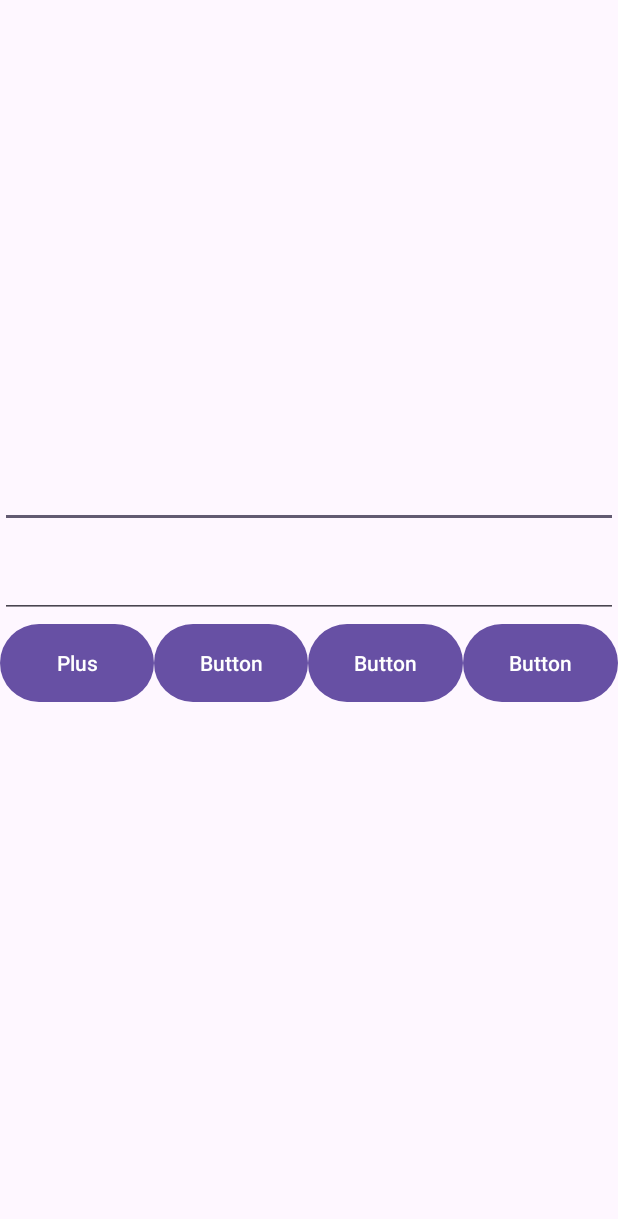
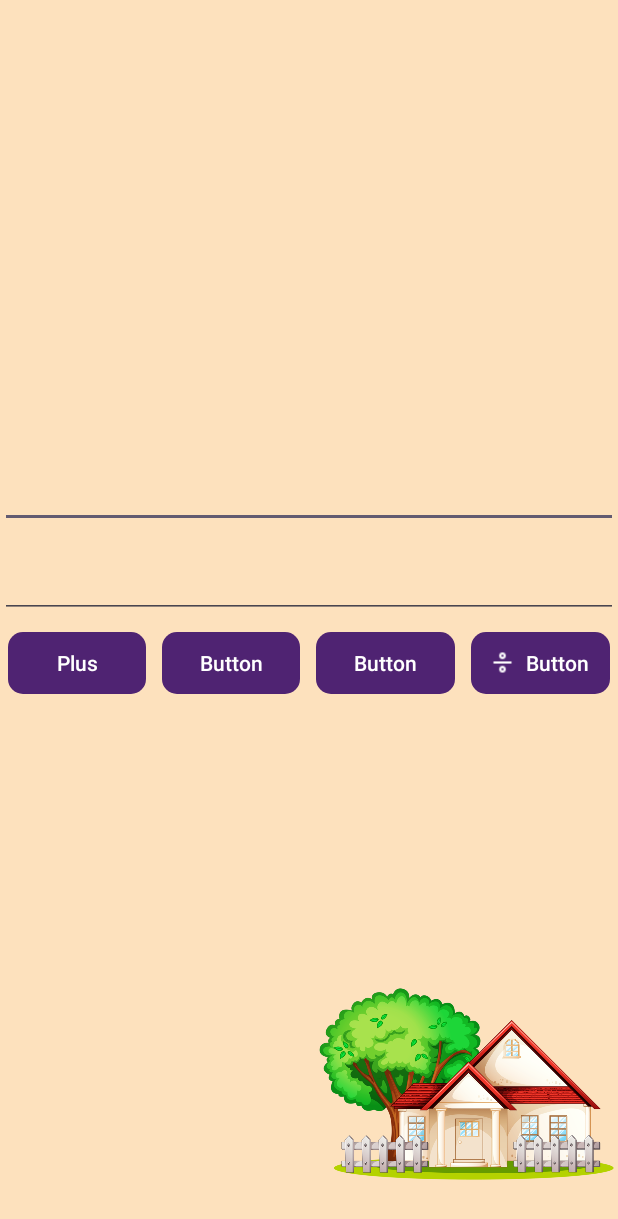
Before and after one commit to iseletkov/TorgiLands, an Android app: the layout activity_main.xml on its own in the app's theme, with its tools: preview values and no code run, on a phone screen of 412 x 824 dp. Shown: the top 1219 px of the screen. Run offline under Robolectric (Android 15) with nearby library versions, the phone set to English and light mode, and no system bars.

Commit message:
Тест настройки внешнего вида кнопок.

```diff
--- a/app/src/main/res/layout/activity_main.xml
+++ b/app/src/main/res/layout/activity_main.xml
@@ -5,7 +5,9 @@
     android:layout_width="match_parent"
     android:layout_height="match_parent"
     android:orientation="horizontal"
-    tools:context=".MainActivity">
+    tools:context=".MainActivity"
+    android:background="@color/background"
+    >
 
     <LinearLayout
         android:layout_width="match_parent"
@@ -41,28 +43,38 @@
                 android:layout_height="match_parent"
                 android:layout_weight="1"
                 android:onClick="onButtonPlusClick"
-                android:text="@string/plus" />
+                android:text="@string/plus"
+                app:backgroundTint="@color/primary"
+                app:cornerRadius="10dp"
+                android:layout_margin="5dp"
+                android:textColor="@color/white"
+                />
 
             <Button
                 android:id="@+id/buttonMinus"
                 android:layout_width="0dp"
                 android:layout_height="match_parent"
                 android:layout_weight="1"
-                android:text="Button" />
+                android:text="Button"
+                style="@style/MyCustomButton"/>
 
             <Button
                 android:id="@+id/buttonMultiply"
                 android:layout_width="0dp"
                 android:layout_height="match_parent"
                 android:layout_weight="1"
-                android:text="Button" />
+                android:text="Button"
+                style="@style/MyCustomButton"/>
 
             <Button
                 android:id="@+id/buttonDivision"
                 android:layout_width="0dp"
                 android:layout_height="match_parent"
                 android:layout_weight="1"
-                android:text="Button" />
+                android:text="Button"
+                style="@style/MyCustomButton"
+                app:icon="@drawable/icons8_divide_24"
+                />
         </LinearLayout>
 
         <TextView
@@ -73,4 +85,13 @@
 
 
     </LinearLayout>
+
+    <ImageView
+        android:id="@+id/imageView"
+        android:layout_width="200dp"
+        android:layout_height="200dp"
+        app:srcCompat="@drawable/house"
+        app:layout_constraintBottom_toBottomOf="parent"
+        app:layout_constraintEnd_toEndOf="parent"
+        />
 </androidx.constraintlayout.widget.ConstraintLayout>
--- a/app/src/main/res/values/colors.xml
+++ b/app/src/main/res/values/colors.xml
@@ -2,4 +2,7 @@
 <resources>
     <color name="black">#FF000000</color>
     <color name="white">#FFFFFFFF</color>
+    <color name="background">#fde1bd</color>
+    <color name="secondary">#fde1bd</color>
+    <color name="primary">#4f2372</color>
 </resources>
--- a/app/src/main/res/values/themes.xml
+++ b/app/src/main/res/values/themes.xml
@@ -6,4 +6,15 @@
     </style>
 
     <style name="Theme.TorgiLands" parent="Base.Theme.TorgiLands" />
+
+    <style name="MyCustomButton" parent="Widget.Material3.Button.TextButton">
+<!--        <item name="materialThemeOverlay">@style/ThemeOverlay.App.Button.TextButton</item>-->
+<!--        <item name="android:textAppearance">@style/TextAppearance.App.Button</item>-->
+<!--        <item name="shapeAppearance">@style/ShapeAppearance.App.SmallComponent</item>-->
+        <item name="cornerRadius">10dp</item>
+        <item name="backgroundTint">@color/primary</item>
+        <item name="android:textColor">@color/white</item>
+        <item name="android:layout_margin">5dp</item>
+        <item name="iconTint">@color/white</item>
+    </style>
 </resources>
```
Also changed, not shown: app/src/main/res/drawable/house.png (added), app/src/main/res/drawable/icons8_divide_24.png (added).
